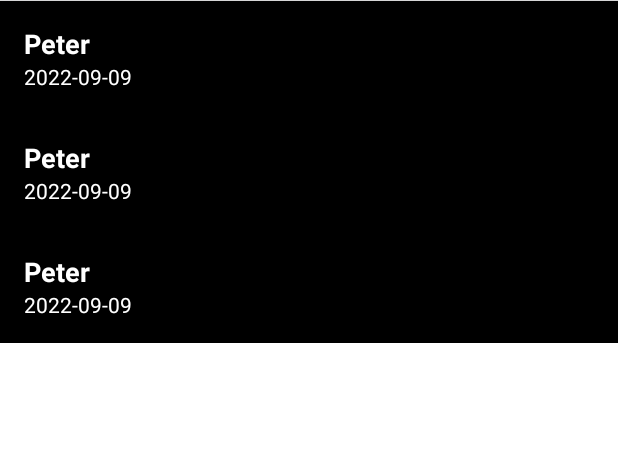
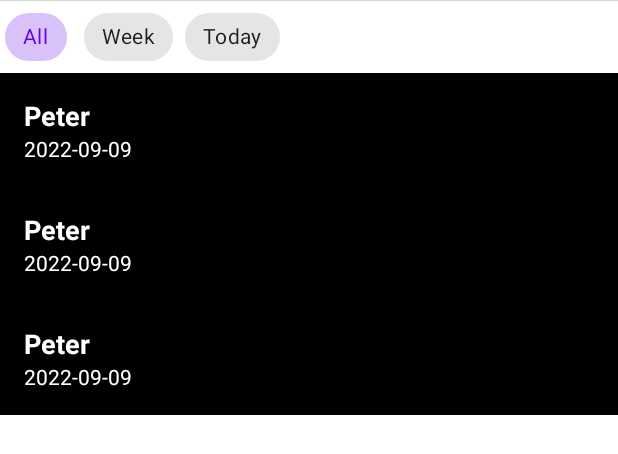
Before and after one commit to PeterElkesPhilopatir/Asteroids, an Android app: the layout fragment_main.xml on its own in the app's theme, with its tools: preview values and no code run, on a phone screen of 412 x 824 dp. Shown: the top 454 px of the screen. Run offline under Robolectric (Android 15) with nearby library versions, the phone set to English and light mode, and no system bars.

Commit message:
content description done filtering in database22

```diff
--- a/app/src/main/java/com/peter/asteroids/business/repository/INasaRepository.kt
+++ b/app/src/main/java/com/peter/asteroids/business/repository/INasaRepository.kt
@@ -6,6 +6,7 @@ import kotlinx.coroutines.flow.Flow
 
 interface INasaRepository {
     fun getAsteroids(): Flow<List<Asteroid>>
-
-    fun getImageOfDay() : Flow<ImageOfDay>
+    fun getImageOfDay(): Flow<ImageOfDay>
+    fun getAsteroidsWeek(): Flow<List<Asteroid>>
+    fun getAsteroidsDay(): Flow<List<Asteroid>>
 }
--- a/app/src/main/res/layout/fragment_main.xml
+++ b/app/src/main/res/layout/fragment_main.xml
@@ -20,6 +20,7 @@
             android:id="@+id/iv_img_of_day"
             android:layout_width="0dp"
             android:layout_height="wrap_content"
+            android:contentDescription="@{viewModel.imageOfDay.title}"
             android:scaleType="fitXY"
             android:textColor="@color/black"
             android:textStyle="bold"
@@ -29,6 +30,43 @@
             tools:src="@tools:sample/avatars"
             tools:text="6" />
 
+        <com.google.android.material.chip.ChipGroup
+            android:id="@+id/chip_group_title"
+            android:layout_width="match_parent"
+            android:layout_height="wrap_content"
+            app:checkedChip="@id/chip_all"
+            app:layout_constraintEnd_toEndOf="parent"
+            app:layout_constraintStart_toStartOf="parent"
+            app:layout_constraintTop_toBottomOf="@id/iv_img_of_day"
+            app:singleSelection="true">
+
+            <com.google.android.material.chip.Chip
+                android:id="@+id/chip_all"
+                style="@style/Widget.MaterialComponents.Chip.Choice"
+                android:layout_width="wrap_content"
+                android:layout_height="wrap_content"
+                android:contentDescription="@string/all"
+                android:text="@string/all" />
+
+            <com.google.android.material.chip.Chip
+                android:id="@+id/chip_week"
+                style="@style/Widget.MaterialComponents.Chip.Choice"
+                android:layout_width="wrap_content"
+                android:layout_height="wrap_content"
+
+                android:contentDescription="@string/week"
+                android:text="@string/week" />
+
+            <com.google.android.material.chip.Chip
+                android:id="@+id/chip_today"
+                style="@style/Widget.MaterialComponents.Chip.Choice"
+                android:layout_width="wrap_content"
+                android:layout_height="wrap_content"
+                android:contentDescription="@string/today"
+                android:text="@string/today" />
+
+        </com.google.android.material.chip.ChipGroup>
+
         <androidx.recyclerview.widget.RecyclerView
             android:id="@+id/rv_data"
             android:layout_width="match_parent"
@@ -37,7 +75,7 @@
             app:layout_constraintBottom_toBottomOf="parent"
             app:layout_constraintEnd_toEndOf="parent"
             app:layout_constraintStart_toStartOf="parent"
-            app:layout_constraintTop_toBottomOf="@id/iv_img_of_day"
+            app:layout_constraintTop_toBottomOf="@id/chip_group_title"
             tools:listitem="@layout/row_asteroid" />
     </androidx.constraintlayout.widget.ConstraintLayout>
 </layout>
--- a/app/src/main/res/values-night/themes.xml
+++ b/app/src/main/res/values-night/themes.xml
@@ -1,6 +1,6 @@
 <resources xmlns:tools="http://schemas.android.com/tools">
     <!-- Base application theme. -->
-    <style name="Theme.Asteroids" parent="Theme.AppCompat.DayNight.NoActionBar">
+    <style name="Theme.Asteroids" parent="Theme.MaterialComponents.DayNight.NoActionBar">
         <!-- Primary brand color. -->
         <item name="colorPrimary">@color/purple_500</item>
 
--- a/app/src/main/res/values/strings.xml
+++ b/app/src/main/res/values/strings.xml
@@ -11,4 +11,7 @@
 
     <string name="is_hazardous">Hazardous</string>
     <string name="normal">Normal</string>
+    <string name="all">All</string>
+    <string name="week">Week</string>
+    <string name="today">Today</string>
 </resources>
--- a/app/src/main/res/values/themes.xml
+++ b/app/src/main/res/values/themes.xml
@@ -1,6 +1,6 @@
 <resources xmlns:tools="http://schemas.android.com/tools">
     <!-- Base application theme. -->
-    <style name="Theme.Asteroids" parent="Theme.AppCompat.Light.NoActionBar">
+    <style name="Theme.Asteroids" parent="Theme.MaterialComponents.Light.NoActionBar">
         <!-- Primary brand color. -->
         <item name="colorPrimary">@color/purple_500</item>
 
```
Also changed, not shown: app/src/main/java/com/peter/asteroids/business/repository/NasaRepositoryImpl.kt (+30 -14 lines), app/src/main/java/com/peter/asteroids/framework/datasource/database/NasaDao.kt (+9 -2 lines), app/src/main/java/com/peter/asteroids/framework/ui/MainViewModel.kt (+18 -1 lines), app/src/main/java/com/peter/asteroids/framework/ui/main/MainFragment.kt (+11 -0 lines).
